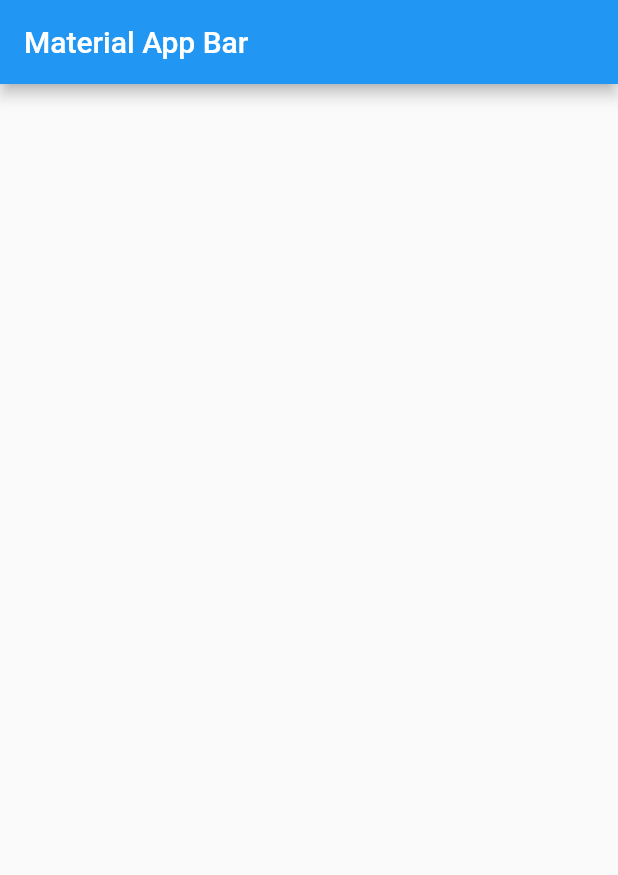
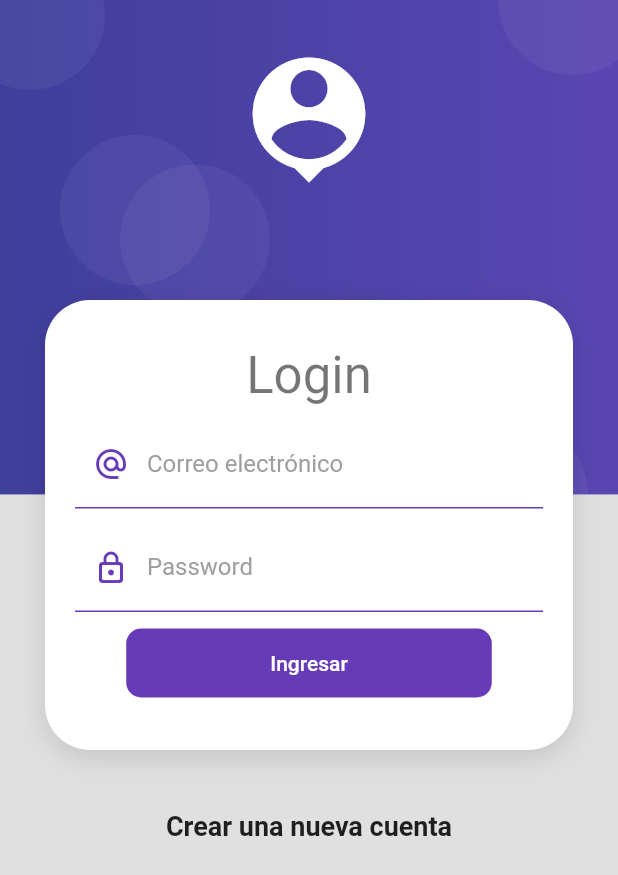
Before and after one commit to Coihue555/fl-form-validation, a Flutter app: the screen it shows after launch, on a phone screen of 412 x 824 dp. Shown: the top 875 px of the screen. Run offline on Flutter 3.47's test engine with Material 2 defaults, Android fonts, the phone set to English and light mode, and no system bars.

Commit message:
providers

```diff
--- a/productos_app/lib/main.dart
+++ b/productos_app/lib/main.dart
@@ -1,19 +1,26 @@
 import 'package:flutter/material.dart';
+import 'package:productos_app/screens/screens.dart';
 
-void main() => runApp(MyApp());
+void main() => runApp(const MyApp());
 
 class MyApp extends StatelessWidget {
+  const MyApp({Key? key}) : super(key: key);
+
   @override
   Widget build(BuildContext context) {
     return MaterialApp(
       debugShowCheckedModeBanner: false,
-      title: 'Material App',
-      home: Scaffold(
-        appBar: AppBar(
-          title: Text('Material App Bar'),
-        ),
+      title: 'Productos App',
+      initialRoute: 'login',
+      routes: {
+        'login' : (_)=>const LoginScreen(),
+        'home'  : (_)=>const HomeScreen()
+      },
+      theme: ThemeData.light().copyWith(
+        scaffoldBackgroundColor: Colors.grey[300]
+      )
 
-      ),
-    );
+
+      );
   }
 }
--- /dev/null
+++ b/productos_app/lib/providers/login_form_provider.dart
@@ -0,0 +1,13 @@
+import 'package:flutter/material.dart';
+
+class LoginFormProvider extends ChangeNotifier{
+  GlobalKey<FormState> formKey = GlobalKey<FormState>();
+
+  String email = '';
+  String password = '';
+
+  bool isValidForm(){
+    print(formKey.currentState?.validate() );
+    return formKey.currentState?.validate() ?? false;
+  }
+}
--- /dev/null
+++ b/productos_app/lib/screens/home_screen.dart
@@ -0,0 +1,15 @@
+import 'package:flutter/material.dart';
+
+class HomeScreen extends StatelessWidget {
+
+  const HomeScreen({Key? key}) : super(key: key);
+
+  @override
+  Widget build(BuildContext context) {
+    return const Scaffold(
+      body: Center(
+         child: Text('HomeScreen'),
+      ),
+    );
+  }
+}
--- /dev/null
+++ b/productos_app/lib/screens/login_screen.dart
@@ -0,0 +1,104 @@
+import 'package:flutter/material.dart';
+import 'package:productos_app/ui/input_decorations.dart';
+import 'package:productos_app/widgets/widgets.dart';
+import 'package:provider/provider.dart';
+
+class LoginScreen extends StatelessWidget {
+
+  const LoginScreen({Key? key}) : super(key: key);
+
+  @override
+  Widget build(BuildContext context) {
+    return Scaffold(
+      body: AuthBackground(
+        child: SingleChildScrollView(
+          child: Column(
+            children: [
+              const SizedBox(height: 200,),
+              CardContainer(
+                child: Column(
+                  children: [
+                    const SizedBox(height: 10),
+                    Text('Login', style: Theme.of(context).textTheme.headline4,),
+                    const SizedBox(height: 10),
+
+                    _LoginForm(),
+
+                  ],
+                ),
+              ),
+              const SizedBox(height: 40),
+              const Text('Crear una nueva cuenta', style: TextStyle(fontSize: 18, fontWeight: FontWeight.bold),),
+              const SizedBox(height: 40,)
+            ],
+          ),
+        )
+      )
+    );
+  }
+}
+
+class _LoginForm extends StatelessWidget {
+
+  @override
+  Widget build(BuildContext context) {
+    return Container(
+      child: Form(
+
+        autovalidateMode: AutovalidateMode.onUserInteraction,
+        child: Column(
+          children: [
+            TextFormField(
+              autocorrect: false,
+              keyboardType: TextInputType.emailAddress,
+              decoration: InputDecorations.authInputDecoration(
+                hintText: 'juan@correo.com',
+                labelText: 'Correo electrónico',
+                prefixIcon: Icons.alternate_email
+              ),
+              validator: (value){
+                String pattern = r'^(([^<>()[\]\\.,;:\s@\"]+(\.[^<>()[\]\\.,;:\s@\"]+)*)|(\".+\"))@((\[[0-9]{1,3}\.[0-9]{1,3}\.[0-9]{1,3}\.[0-9]{1,3}\])|(([a-zA-Z\-0-9]+\.)+[a-zA-Z]{2,}))$';
+                RegExp regExp  = new RegExp(pattern);
+
+                return regExp.hasMatch(value ?? '')
+                ? null
+                : 'El correo no es válido';
+              },
+            ),
+            const SizedBox(height: 10,),
+            TextFormField(
+              autocorrect: false,
+              obscureText: true,
+              keyboardType: TextInputType.emailAddress,
+              decoration: InputDecorations.authInputDecoration(
+                hintText: '*******',
+                labelText: 'Password',
+                prefixIcon: Icons.lock_outline_rounded
+              ),
+              validator: (value){
+                if (value != null && value.length>=8) return null;
+                return 'La contraseña debe tener 8 caracteres minimo';
+              },
+            ),
+            const SizedBox(height: 10,),
+            MaterialButton(
+              shape: RoundedRectangleBorder(borderRadius: BorderRadius.circular(10)),
+              disabledColor: Colors.grey,
+              elevation: 0,
+              color: Colors.deepPurple,
+              child: Container(
+                padding: const EdgeInsets.symmetric(horizontal: 80, vertical: 15),
+                child: const Text(
+                  'Ingresar',
+                  style: TextStyle(
+                    color: Colors.white),
+                  )
+              ),
+              onPressed: (){})
+            ,
+          ]
+        ,)
+      ),
+    );
+  }
+}
--- /dev/null
+++ b/productos_app/lib/screens/screens.dart
@@ -0,0 +1,2 @@
+export 'package:productos_app/screens/home_screen.dart';
+export 'package:productos_app/screens/login_screen.dart';
--- /dev/null
+++ b/productos_app/lib/ui/input_decorations.dart
@@ -0,0 +1,31 @@
+import 'package:flutter/material.dart';
+
+class InputDecorations{
+  static InputDecoration authInputDecoration({
+    required String hintText,
+    required String labelText,
+    IconData? prefixIcon
+  }){
+    return InputDecoration(
+                enabledBorder: const UnderlineInputBorder(
+                  borderSide: BorderSide(
+                    color: Colors.deepPurple
+                  ),
+                ),
+                focusedBorder: const UnderlineInputBorder(
+                  borderSide: BorderSide(
+                    color: Colors.deepPurple,
+                    width: 2
+                  )
+                ),
+                hintText: hintText,
+                labelText: labelText,
+                labelStyle: const TextStyle(
+                  color: Colors.grey
+                ),
+                prefixIcon: prefixIcon != null
+                  ? Icon(prefixIcon, color: Colors.deepPurple,)
+                  : null
+              );
+  }
+}
--- /dev/null
+++ b/productos_app/lib/widgets/auth_background.dart
@@ -0,0 +1,95 @@
+import 'package:flutter/material.dart';
+
+class AuthBackground extends StatelessWidget {
+
+  final Widget child;
+
+  const AuthBackground({
+    Key? key,
+    required this.child
+    }) : super(key: key);
+
+
+  @override
+  Widget build(BuildContext context) {
+    return Container(
+      width: double.infinity,
+      height: double.infinity,
+      child: Stack(
+        children: [
+          _PurpleBox(),
+          const HeaderIcon(),
+          child,
+
+        ],
+      ),
+    );
+  }
+}
+
+class HeaderIcon extends StatelessWidget {
+  const HeaderIcon({
+    Key? key,
+  }) : super(key: key);
+
+  @override
+  Widget build(BuildContext context) {
+    return SafeArea(
+      child: Container(
+        width: double.infinity,
+        margin: const EdgeInsets.only(top:30),
+        child: const Icon(Icons.person_pin, color: Colors.white, size: 100,)
+      ),
+    );
+  }
+}
+
+class _PurpleBox extends StatelessWidget {
+
+  @override
+  Widget build(BuildContext context) {
+
+    final size = MediaQuery.of(context).size;
+
+    return Container(
+      width: double.infinity,
+      height: size.height * 0.4,
+      decoration: _purpleBackground(),
+      child: Stack(
+        children:[
+          Positioned(child: _Bubble(), top: 90, left: 40,),
+          Positioned(child: _Bubble(), top: -40, left: -30,),
+          Positioned(child: _Bubble(), top: -50, right: -20,),
+          Positioned(child: _Bubble(), bottom: 120, left: 80,),
+          Positioned(child: _Bubble(), bottom: -50, right: 20,),
+        ]
+
+      ),
+    );
+  }
+
+  BoxDecoration _purpleBackground() => const BoxDecoration(
+    gradient: LinearGradient(
+      colors: [
+        Color.fromRGBO(63, 63, 156, 1),
+        Color.fromRGBO(90, 70, 178, 1)
+      ]
+    )
+
+    );
+  }
+
+  class _Bubble extends StatelessWidget {
+
+    @override
+    Widget build(BuildContext context) {
+      return Container(
+        width: 100,
+        height: 100,
+        decoration: BoxDecoration(
+          borderRadius: BorderRadius.circular(100),
+          color: const Color.fromRGBO(255, 255, 255, 0.05)
+        ),
+      );
+    }
+  }
--- /dev/null
+++ b/productos_app/lib/widgets/card_container.dart
@@ -0,0 +1,36 @@
+import 'package:flutter/material.dart';
+
+class CardContainer extends StatelessWidget {
+
+  final Widget child;
+  const CardContainer({
+    Key? key,
+    required this.child
+    }) : super(key: key);
+
+  @override
+  Widget build(BuildContext context) {
+    return Padding(
+      padding: const EdgeInsets.symmetric(horizontal: 30),
+      child: Container(
+        width: double.infinity,
+        height: 300,
+        padding: const EdgeInsets.all(20),
+        decoration: _createCardShape(),
+        child: child,
+      ),
+    );
+  }
+
+  BoxDecoration _createCardShape() => BoxDecoration(
+    color: Colors.white,
+    borderRadius: BorderRadius.circular(30),
+    boxShadow: const[
+      BoxShadow(
+        color: Colors.black12,
+        blurRadius: 15,
+        offset: Offset(0,5)
+      )
+    ]
+  );
+}
--- /dev/null
+++ b/productos_app/lib/widgets/widgets.dart
@@ -0,0 +1,2 @@
+export 'package:productos_app/widgets/auth_background.dart';
+export 'package:productos_app/widgets/card_container.dart';
```
Also changed, not shown: productos_app/pubspec.yaml (+4 -12 lines), productos_app/pubspec.lock, 1 other file.
